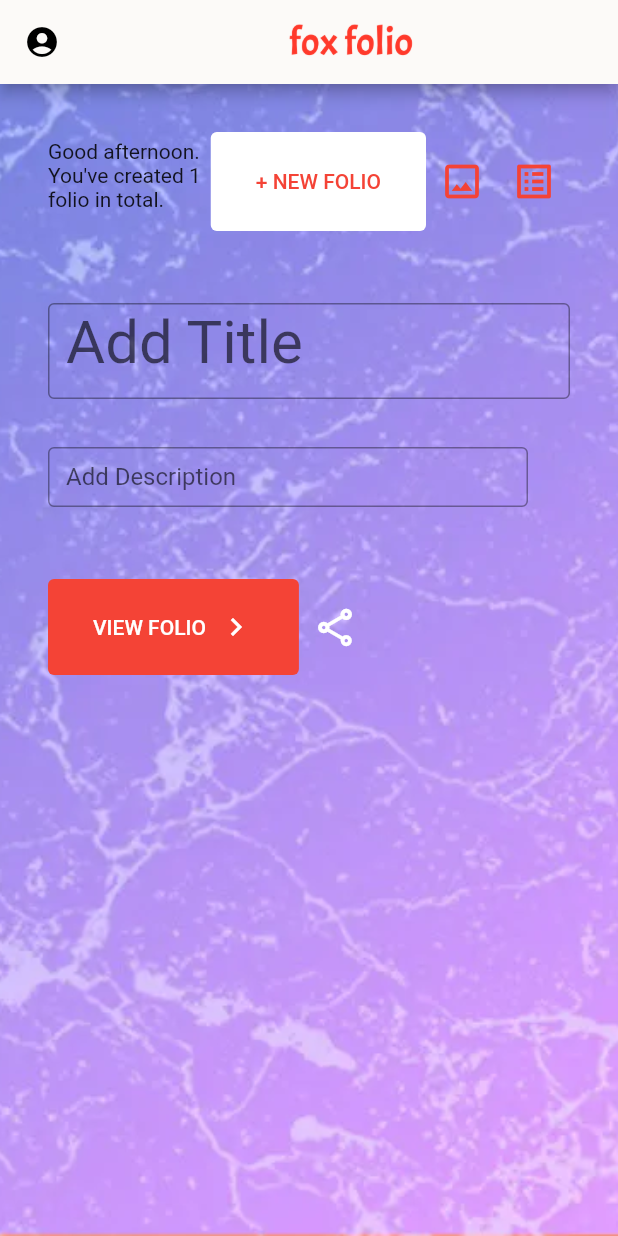
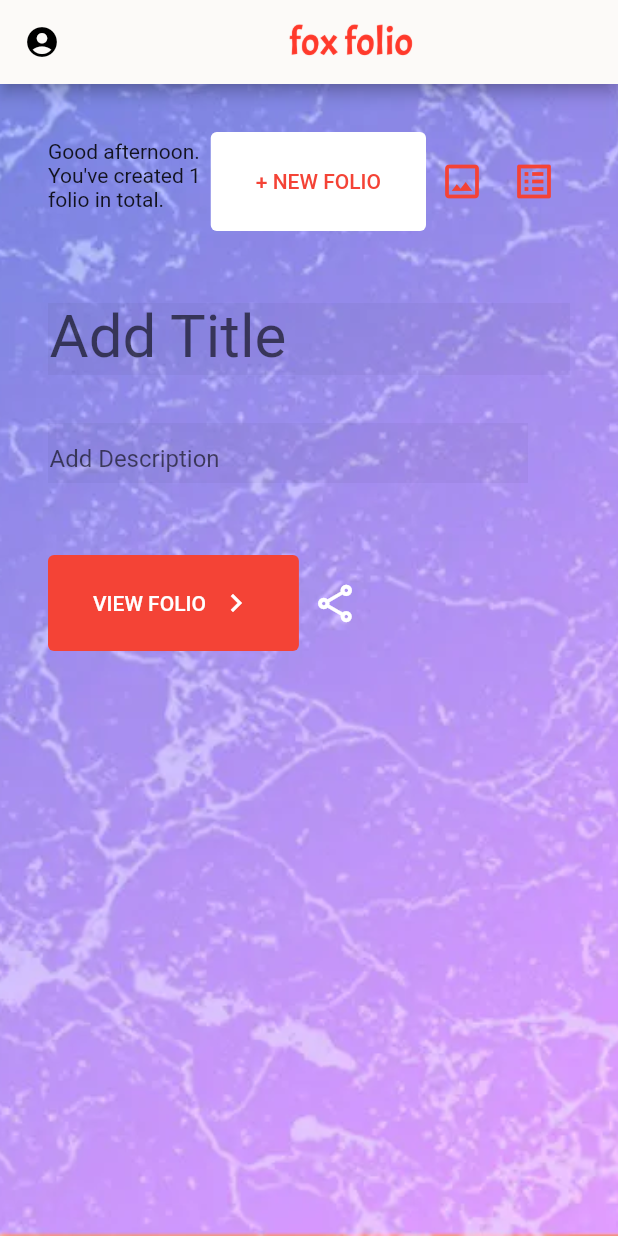
Before and after one commit to jademisato/fox, a Flutter app: the screen it shows after launch, on a phone screen of 412 x 824 dp. Run offline on Flutter 3.47's test engine with Material 2 defaults, Android fonts, the phone set to English and light mode, and no system bars.

Commit message:
Change the design of text fields.

```diff
--- a/lib/main.dart
+++ b/lib/main.dart
@@ -146,8 +146,12 @@
               constraints: BoxConstraints(maxHeight: 64.0, maxWidth: 500.0),
               child: TextField(
                 decoration: InputDecoration(
-                  border: OutlineInputBorder(),
+                  border: InputBorder.none,
+                  focusedBorder: InputBorder.none,
+                  contentPadding: EdgeInsets.all(1.0),
                   hintText: 'Add Title',
+                  filled: true,
+                  hoverColor: Colors.red.withOpacity(0.1),
                 ),
                 style: TextStyle(fontSize: 40.0, height: 1.0),
               ),
@@ -159,8 +163,12 @@
               constraints: BoxConstraints(maxHeight: 40.0, maxWidth: 320.0),
               child: TextFormField(
                 decoration: InputDecoration(
-                  border: OutlineInputBorder(),
-                  labelText: 'Add Description',
+                  border: InputBorder.none,
+                  focusedBorder: InputBorder.none,
+                  contentPadding: EdgeInsets.all(1.0),
+                  hintText: 'Add Description',
+                  filled: true,
+                  hoverColor: Colors.red.withOpacity(0.1),
                 ),
               ),
             ),
```
